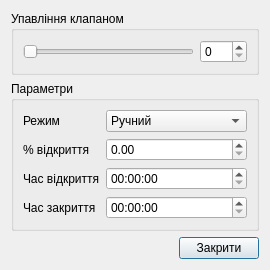
The window that satur/scada/dlgcessbleding.ui (vanessaorgua/talne) describes before a commit, drawn with Qt 5.
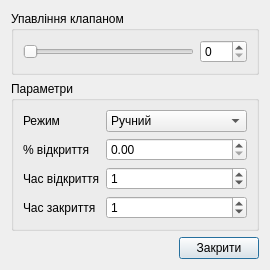
The same window after the commit.

Patch:
```diff
--- a/satur/scada/dlgcessbleding.ui
+++ b/satur/scada/dlgcessbleding.ui
@@ -7,7 +7,7 @@
     <x>0</x>
     <y>0</y>
     <width>270</width>
-    <height>255</height>
+    <height>263</height>
    </rect>
   </property>
   <property name="windowTitle">
@@ -116,20 +116,6 @@
         </property>
        </widget>
       </item>
-      <item row="8" column="1" colspan="2">
-       <widget class="QTimeEdit" name="Ton_X_17">
-        <property name="displayFormat">
-         <string>HH:mm:ss</string>
-        </property>
-       </widget>
-      </item>
-      <item row="9" column="1" colspan="2">
-       <widget class="QTimeEdit" name="Toff_X_17">
-        <property name="displayFormat">
-         <string>HH:mm:ss</string>
-        </property>
-       </widget>
-      </item>
       <item row="8" column="0">
        <widget class="QLabel" name="label_3">
         <property name="text">
@@ -144,6 +130,26 @@
         </property>
        </widget>
       </item>
+      <item row="8" column="1" colspan="2">
+       <widget class="QSpinBox" name="Ton_X_17">
+        <property name="maximum">
+         <number>3600</number>
+        </property>
+        <property name="value">
+         <number>1</number>
+        </property>
+       </widget>
+      </item>
+      <item row="9" column="1" colspan="2">
+       <widget class="QSpinBox" name="Toff_X_17">
+        <property name="maximum">
+         <number>3600</number>
+        </property>
+        <property name="value">
+         <number>1</number>
+        </property>
+       </widget>
+      </item>
      </layout>
     </widget>
    </item>
```
